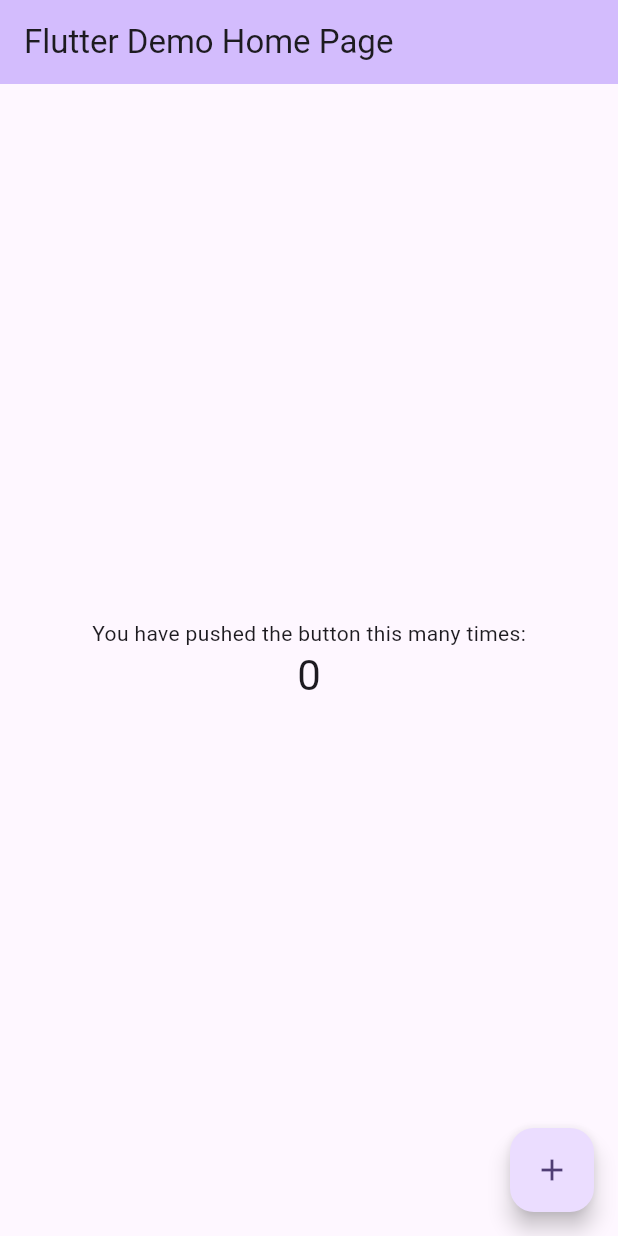
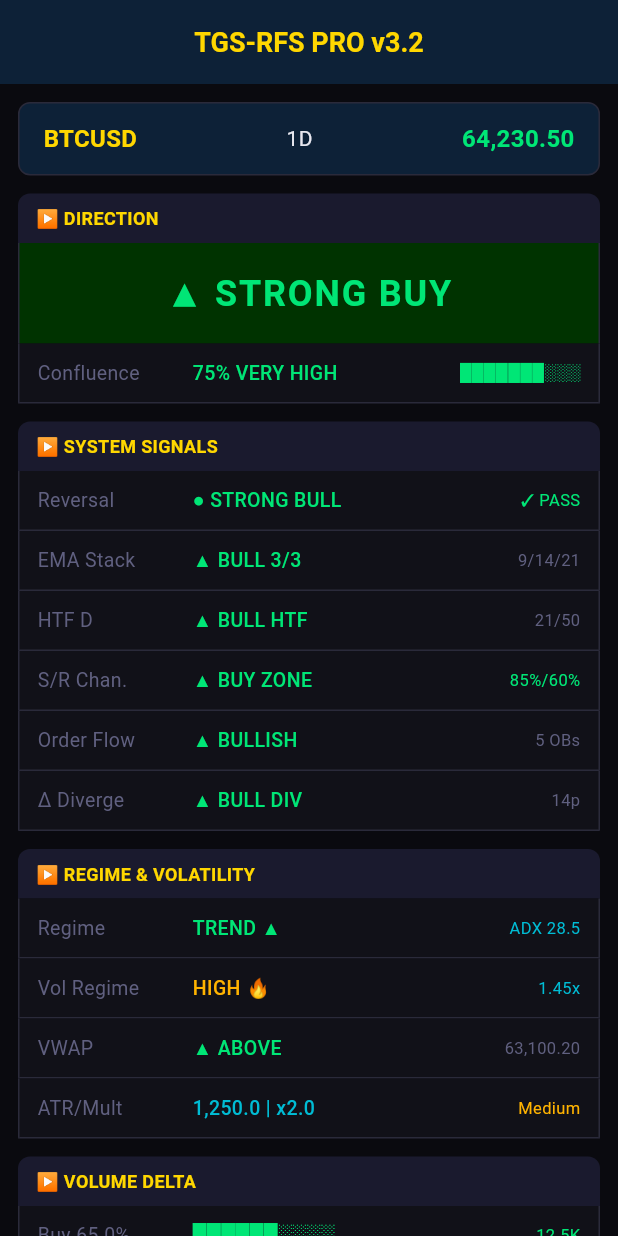
Before and after one commit to could-ai/019d1ae8-e0ee-7094-a79e-b027c650e1d8, a Flutter app: the screen it shows after launch, on a phone screen of 412 x 824 dp. Run offline on Flutter 3.47's test engine with Material 3 defaults, Android fonts, the phone set to English and light mode, and no system bars.

Commit message:
Updated main.dart to set up the dark theme matching the Pine Script colors and set the initial route to the new Trading Dashboard.; Created a Flutter UI implementation of the Pine Script's Unified Dashboard. It uses the exact color palette and layout structure defined in Section 22 of the provided indicator code.

```diff
--- a/usr/lib/main.dart
+++ b/usr/lib/main.dart
@@ -1,4 +1,5 @@
 import 'package:flutter/material.dart';
+import 'trading_dashboard.dart';
 
 void main() {
   runApp(const MyApp());
@@ -7,117 +8,25 @@ void main() {
 class MyApp extends StatelessWidget {
   const MyApp({super.key});
 
-  // This widget is the root of your application.
   @override
   Widget build(BuildContext context) {
     return MaterialApp(
-      title: 'Flutter Demo',
+      title: 'TGS-RFS PRO Dashboard',
       debugShowCheckedModeBanner: false,
       theme: ThemeData(
-        // This is the theme of your application.
-        //
-        // TRY THIS: Try running your application with "flutter run". You'll see
-        // the application has a purple toolbar. Then, without quitting the app,
-        // try changing the seedColor in the colorScheme below to Colors.green
-        // and then invoke "hot reload" (save your changes or press the "hot
-        // reload" button in a Flutter-supported IDE, or press "r" if you used
-        // the command line to start the app).
-        //
-        // Notice that the counter didn't reset back to zero; the application
-        // state is not lost during the reload. To reset the state, use hot
-        // restart instead.
-        //
-        // This works for code too, not just values: Most code changes can be
-        // tested with just a hot reload.
-        colorScheme: ColorScheme.fromSeed(seedColor: Colors.deepPurple),
+        brightness: Brightness.dark,
+        scaffoldBackgroundColor: const Color(0xFF0A0A0F), // C_BG0
+        colorScheme: const ColorScheme.dark(
+          primary: Color(0xFF00BCD4), // C_CYAN
+          secondary: Color(0xFFFFD700), // C_GOLD
+          surface: Color(0xFF111118), // C_BG1
+        ),
+        useMaterial3: true,
       ),
       initialRoute: '/',
       routes: {
-        '/': (context) => const MyHomePage(title: 'Flutter Demo Home Page'),
+        '/': (context) => const TradingDashboard(),
       },
     );
   }
 }
-
-class MyHomePage extends StatefulWidget {
-  const MyHomePage({super.key, required this.title});
-
-  // This widget is the home page of your application. It is stateful, meaning
-  // that it has a State object (defined below) that contains fields that affect
-  // how it looks.
-
-  // This class is the configuration for the state. It holds the values (in this
-  // case the title) provided by the parent (in this case the App widget) and
-  // used by the build method of the State. Fields in a Widget subclass are
-  // always marked "final".
-
-  final String title;
-
-  @override
-  State<MyHomePage> createState() => _MyHomePageState();
-}
-
-class _MyHomePageState extends State<MyHomePage> {
-  int _counter = 0;
-
-  void _incrementCounter() {
-    setState(() {
-      // This call to setState tells the Flutter framework that something has
-      // changed in this State, which causes it to rerun the build method below
-      // so that the display can reflect the updated values. If we changed
-      // _counter without calling setState(), then the build method would not be
-      // called again, and so nothing would appear to happen.
-      _counter++;
-    });
-  }
-
-  @override
-  Widget build(BuildContext context) {
-    // This method is rerun every time setState is called, for instance as done
-    // by the _incrementCounter method above.
-    //
-    // The Flutter framework has been optimized to make rerunning build methods
-    // fast, so that you can just rebuild anything that needs updating rather
-    // than having to individually change instances of widgets.
-    return Scaffold(
-      appBar: AppBar(
-        // TRY THIS: Try changing the color here to a specific color (to
-        // Colors.amber, perhaps?) and trigger a hot reload to see the AppBar
-        // change color while the other colors stay the same.
-        backgroundColor: Theme.of(context).colorScheme.inversePrimary,
-        // Here we take the value from the MyHomePage object that was created by
-        // the App.build method, and use it to set our appbar title.
-        title: Text(widget.title),
-      ),
-      body: Center(
-        // Center is a layout widget. It takes a single child and positions it
-        // in the middle of the parent.
-        child: Column(
-          // Column is also a layout widget. It takes a list of children and
-          // arranges them vertically. By default, it sizes itself to fit its
-          // children horizontally, and tries to be as tall as its parent.
-          //
-          // Column has various properties to control how it sizes itself and
-          // how it positions its children. Here we use mainAxisAlignment to
-          // center the children vertically; the main axis here is the vertical
-          // axis because Columns are vertical (the cross axis would be
-          // horizontal).
-          //
-          // TRY THIS: Invoke "debug painting" (choose the "Toggle Debug Paint"
-          // action in the IDE, or press "p" in the console), to see the
-          // wireframe for each widget.
-          mainAxisAlignment: MainAxisAlignment.center,
-          children: <Widget>[
-            const Text('You have pushed the button this many times:'),
-            Text('$_counter', style: Theme.of(context).textTheme.headlineMedium),
-          ],
-        ),
-      ),
-      floatingActionButton: FloatingActionButton(
-        onPressed: _incrementCounter,
-        tooltip: 'Increment',
-        child: const Icon(Icons.add),
-      ), // This trailing comma makes auto-formatting nicer for build methods.
-    );
-  }
-}
--- /dev/null
+++ b/usr/lib/trading_dashboard.dart
@@ -0,0 +1,179 @@
+import 'package:flutter/material.dart';
+
+// Pine Script Color Constants
+const Color cBull = Color(0xFF00E676);
+const Color cBear = Color(0xFFFF5252);
+const Color cNeutral = Color(0xFF9C9CFF);
+const Color cGold = Color(0xFFFFD700);
+const Color cOrange = Color(0xFFFFB300);
+const Color cCyan = Color(0xFF00BCD4);
+const Color cWhite = Color(0xFFE8E8F0);
+const Color cMuted = Color(0xFF606080);
+const Color cBg0 = Color(0xFF0A0A0F);
+const Color cBg1 = Color(0xFF111118);
+const Color cSection = Color(0xFF1A1A2E);
+const Color cHeader = Color(0xFF0D2137);
+
+class TradingDashboard extends StatelessWidget {
+  const TradingDashboard({super.key});
+
+  @override
+  Widget build(BuildContext context) {
+    return Scaffold(
+      backgroundColor: cBg0,
+      appBar: AppBar(
+        backgroundColor: cHeader,
+        title: const Text(
+          'TGS-RFS PRO v3.2',
+          style: TextStyle(color: cGold, fontWeight: FontWeight.bold, fontSize: 18),
+        ),
+        centerTitle: true,
+        elevation: 0,
+      ),
+      body: ListView(
+        padding: const EdgeInsets.all(12.0),
+        children: [
+          _buildHeaderRow('BTCUSD', '1D', '64,230.50', isBullish: true),
+          const SizedBox(height: 12),
+
+          _buildSectionHeader('▶ DIRECTION'),
+          _buildDirectionPanel('▲ STRONG BUY', cBull, const Color(0xFF003300)),
+          _buildDataRow('Confluence', '75% VERY HIGH', '███████░░░', cBull, cBull),
+          const SizedBox(height: 12),
+
+          _buildSectionHeader('▶ SYSTEM SIGNALS'),
+          _buildDataRow('Reversal', '● STRONG BULL', '✓ PASS', cBull, cBull),
+          _buildDataRow('EMA Stack', '▲ BULL 3/3', '9/14/21', cBull, cMuted),
+          _buildDataRow('HTF D', '▲ BULL HTF', '21/50', cBull, cMuted),
+          _buildDataRow('S/R Chan.', '▲ BUY ZONE', '85%/60%', cBull, cBull),
+          _buildDataRow('Order Flow', '▲ BULLISH', '5 OBs', cBull, cMuted),
+          _buildDataRow('Δ Diverge', '▲ BULL DIV', '14p', cBull, cMuted),
+          const SizedBox(height: 12),
+
+          _buildSectionHeader('▶ REGIME & VOLATILITY'),
+          _buildDataRow('Regime', 'TREND ▲', 'ADX 28.5', cBull, cCyan),
+          _buildDataRow('Vol Regime', 'HIGH 🔥', '1.45x', cOrange, cCyan),
+          _buildDataRow('VWAP', '▲ ABOVE', '63,100.20', cBull, cMuted),
+          _buildDataRow('ATR/Mult', '1,250.0 | x2.0', 'Medium', cCyan, cOrange),
+          const SizedBox(height: 12),
+
+          _buildSectionHeader('▶ VOLUME DELTA'),
+          _buildDataRow('Buy 65.0%', '██████░░░░', '12.5K', cBull, cBull),
+          _buildDataRow('Sell 35.0%', '███░░░░░░░', '6.8K', cBear, cBear),
+          _buildDataRow('Vol Bias', '▲ BULL +15.0%', '50b', cBull, cMuted),
+          const SizedBox(height: 12),
+
+          _buildSectionHeader('▶ CHANNEL QUALITY'),
+          _buildDataRow('↗ Up Chan', '████████░░', '85%', cBull, cBull),
+          _buildDataRow('↘ Dn Chan', '██████░░░░', '60%', cOrange, cOrange),
+          const SizedBox(height: 12),
+
+          _buildSectionHeader('▶ PERFORMANCE'),
+          _buildDataRow('Win Rate', '62.5% (25/40)', '20b', cBull, cMuted),
+          _buildDataRow('Exp. Value', '+0.45R', '25W/15L+2p', cBull, cMuted),
+          const SizedBox(height: 12),
+
+          _buildSectionHeader('▶ ANTI-REPAINT STATUS'),
+          _buildDataRow('Confirm', '✓ BAR CLOSE LOCK', 'Lock✓ | HTF✓', cBull, cCyan),
+
+          const SizedBox(height: 24),
+          const Center(
+            child: Text(
+              'Santos | TGS-RFS PRO v3.2 PATCHED',
+              style: TextStyle(color: cMuted, fontSize: 10),
+            ),
+          ),
+          const SizedBox(height: 24),
+        ],
+      ),
+    );
+  }
+
+  Widget _buildHeaderRow(String ticker, String timeframe, String price, {required bool isBullish}) {
+    return Container(
+      padding: const EdgeInsets.symmetric(vertical: 12, horizontal: 16),
+      decoration: BoxDecoration(
+        color: cHeader,
+        borderRadius: BorderRadius.circular(8),
+        border: Border.all(color: const Color(0xFF2A2A3A)),
+      ),
+      child: Row(
+        mainAxisAlignment: MainAxisAlignment.spaceBetween,
+        children: [
+          Text(ticker, style: const TextStyle(color: cGold, fontSize: 16, fontWeight: FontWeight.bold)),
+          Text(timeframe, style: const TextStyle(color: cWhite, fontSize: 14)),
+          Text(price, style: TextStyle(color: isBullish ? cBull : cBear, fontSize: 16, fontWeight: FontWeight.bold)),
+        ],
+      ),
+    );
+  }
+
+  Widget _buildSectionHeader(String title) {
+    return Container(
+      width: double.infinity,
+      padding: const EdgeInsets.symmetric(vertical: 8, horizontal: 12),
+      decoration: const BoxDecoration(
+        color: cSection,
+        borderRadius: BorderRadius.only(topLeft: Radius.circular(8), topRight: Radius.circular(8)),
+      ),
+      child: Text(
+        title,
+        style: const TextStyle(color: cGold, fontSize: 12, fontWeight: FontWeight.bold),
+      ),
+    );
+  }
+
+  Widget _buildDirectionPanel(String text, Color textColor, Color bgColor) {
+    return Container(
+      width: double.infinity,
+      padding: const EdgeInsets.symmetric(vertical: 16),
+      decoration: BoxDecoration(
+        color: bgColor,
+        border: const Border(
+          left: BorderSide(color: Color(0xFF2A2A3A)),
+          right: BorderSide(color: Color(0xFF2A2A3A)),
+        ),
+      ),
+      child: Center(
+        child: Text(
+          text,
+          style: TextStyle(color: textColor, fontSize: 24, fontWeight: FontWeight.bold, letterSpacing: 1.2),
+        ),
+      ),
+    );
+  }
+
+  Widget _buildDataRow(String label, String value1, String value2, Color color1, Color color2) {
+    return Container(
+      padding: const EdgeInsets.symmetric(vertical: 10, horizontal: 12),
+      decoration: const BoxDecoration(
+        color: cBg1,
+        border: Border(
+          bottom: BorderSide(color: Color(0xFF2A2A3A), width: 1),
+          left: BorderSide(color: Color(0xFF2A2A3A), width: 1),
+          right: BorderSide(color: Color(0xFF2A2A3A), width: 1),
+        ),
+      ),
+      child: Row(
+        children: [
+          Expanded(
+            flex: 2,
+            child: Text(label, style: const TextStyle(color: cMuted, fontSize: 13)),
+          ),
+          Expanded(
+            flex: 3,
+            child: Text(value1, style: TextStyle(color: color1, fontSize: 13, fontWeight: FontWeight.w500)),
+          ),
+          Expanded(
+            flex: 2,
+            child: Text(
+              value2,
+              style: TextStyle(color: color2, fontSize: 11),
+              textAlign: TextAlign.right,
+            ),
+          ),
+        ],
+      ),
+    );
+  }
+}
```
